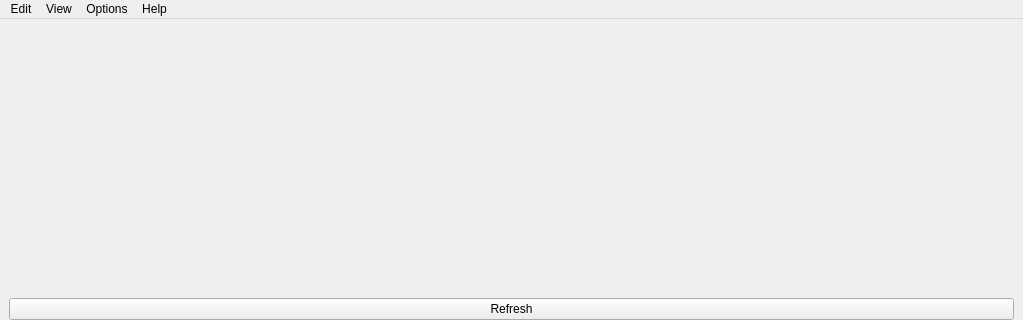
Above: quard_star_tools/telnetview/telnetwindow.ui from QQxiaoming/quard_star_tutorial before the change; both pictures show x 0 to 1023 and y 0 to 320 of the 1023 by 600 pixel window. Below: the same form after it.
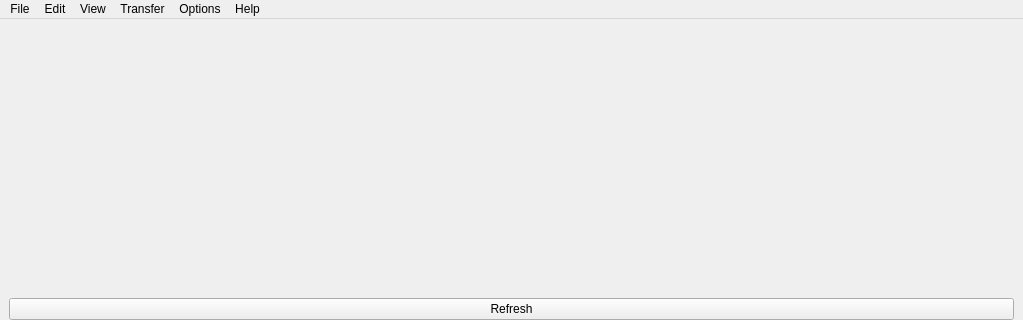
That is the form after the change.

Patch:
```diff
--- a/quard_star_tools/telnetview/telnetwindow.ui
+++ b/quard_star_tools/telnetview/telnetwindow.ui
@@ -85,8 +85,32 @@
     <addaction name="menuColors"/>
     <addaction name="menuKeyBindings"/>
    </widget>
+   <widget class="QMenu" name="menuTransfer">
+    <property name="title">
+     <string>Transfer</string>
+    </property>
+    <addaction name="actionSendASCII"/>
+    <addaction name="actionReceiveASCII"/>
+    <addaction name="separator"/>
+    <addaction name="actionSendBinary"/>
+    <addaction name="separator"/>
+    <addaction name="actionSendXmodem"/>
+    <addaction name="actionReceiveXmodem"/>
+    <addaction name="separator"/>
+    <addaction name="actionSendYmodem"/>
+    <addaction name="actionReceiveYmodem"/>
+   </widget>
+   <widget class="QMenu" name="menuFile">
+    <property name="title">
+     <string>File</string>
+    </property>
+    <addaction name="actionSave_log"/>
+    <addaction name="actionSave_Rawlog"/>
+   </widget>
+   <addaction name="menuFile"/>
    <addaction name="menuEdit"/>
    <addaction name="menuView"/>
+   <addaction name="menuTransfer"/>
    <addaction name="menuOption"/>
    <addaction name="menuHelp"/>
   </widget>
```
Left out of the diff: 48 changed lines with no effect on the pictures.
